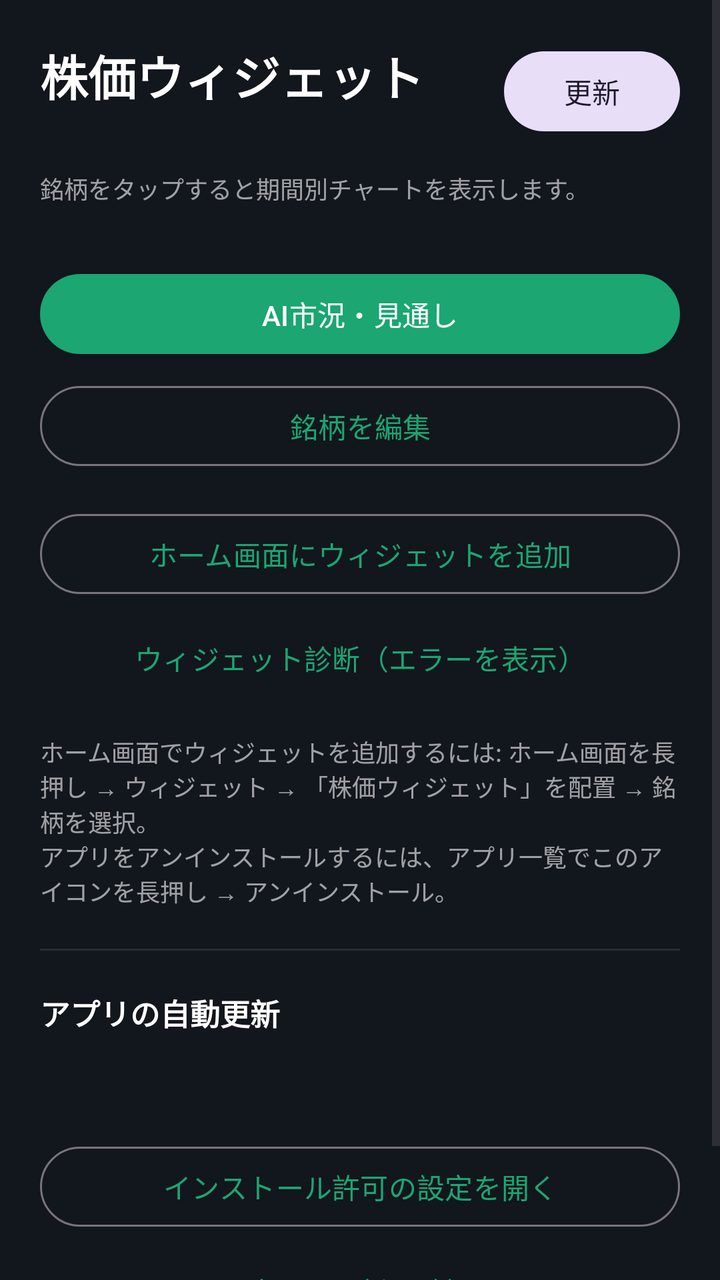
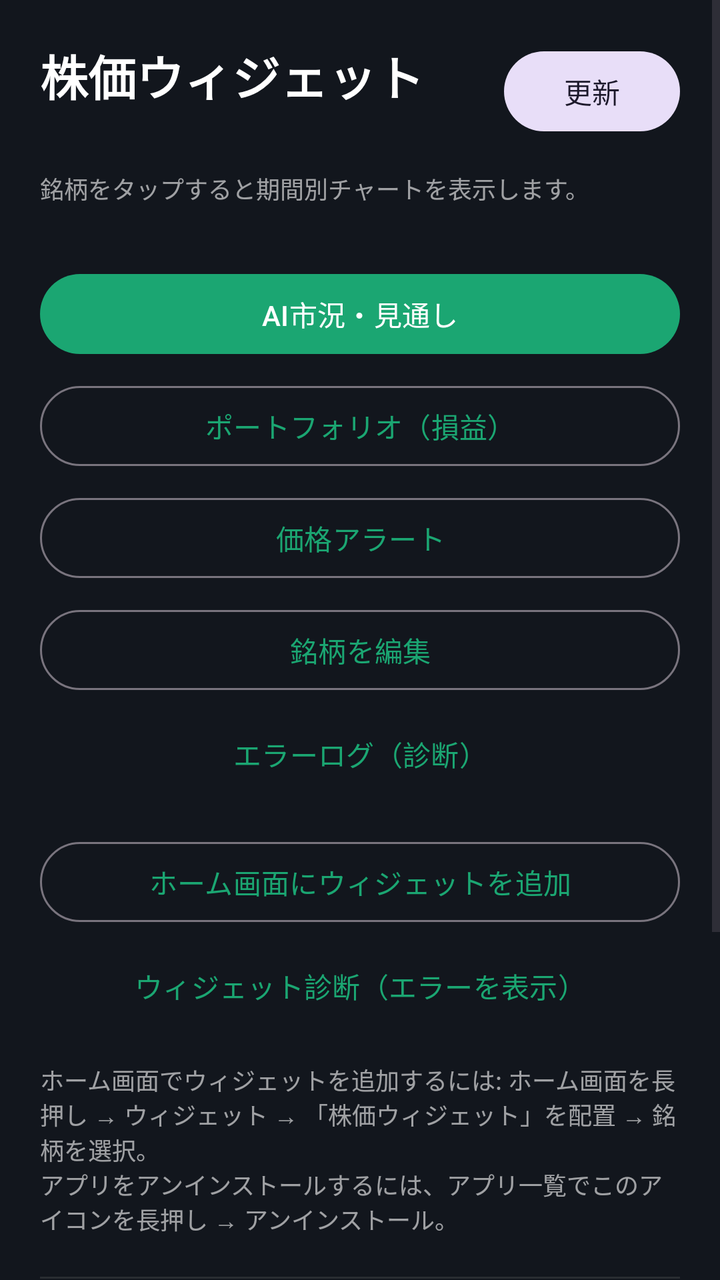

The first picture is an Android layout as it rendered before a commit; the second is the same layout after the commit. The layout source and the unified diff follow.
<!-- AndroidManifest.xml: activity theme Theme.StockWidget -->
<!-- res/layout/activity_main.xml -->
<?xml version="1.0" encoding="utf-8"?>
<FrameLayout
    xmlns:android="http://schemas.android.com/apk/res/android"
    android:layout_width="match_parent"
    android:layout_height="match_parent"
    android:background="#12161D">

    <ScrollView
        android:layout_width="match_parent"
        android:layout_height="match_parent"
        android:fillViewport="true">

        <LinearLayout
            android:layout_width="match_parent"
            android:layout_height="wrap_content"
            android:orientation="vertical"
            android:padding="20dp">

            <LinearLayout
                android:layout_width="match_parent"
                android:layout_height="wrap_content"
                android:orientation="horizontal"
                android:gravity="center_vertical">

                <LinearLayout
                    android:layout_width="0dp"
                    android:layout_height="wrap_content"
                    android:layout_weight="1"
                    android:orientation="vertical">

                    <TextView
                        android:layout_width="wrap_content"
                        android:layout_height="wrap_content"
                        android:text="@string/app_name"
                        android:textColor="#FFFFFF"
                        android:textSize="24sp"
                        android:textStyle="bold" />

                    <TextView
                        android:id="@+id/updated_at"
                        android:layout_width="wrap_content"
                        android:layout_height="wrap_content"
                        android:textColor="#99FFFFFF"
                        android:textSize="12sp" />
                </LinearLayout>

                <com.google.android.material.button.MaterialButton
                    android:id="@+id/refresh_button"
                    style="@style/Widget.Material3.Button.TonalButton"
                    android:layout_width="wrap_content"
                    android:layout_height="wrap_content"
                    android:text="@string/refresh" />
            </LinearLayout>

            <ProgressBar
                android:id="@+id/progress"
                android:layout_width="wrap_content"
                android:layout_height="wrap_content"
                android:layout_gravity="center_horizontal"
                android:layout_marginTop="24dp"
                android:visibility="gone" />

            <TextView
                android:layout_width="match_parent"
                android:layout_height="wrap_content"
                android:layout_marginTop="14dp"
                android:text="@string/tap_for_chart"
                android:textColor="#99FFFFFF"
                android:textSize="12sp" />

            <LinearLayout
                android:id="@+id/quotes_container"
                android:layout_width="match_parent"
                android:layout_height="wrap_content"
                android:orientation="vertical"
                android:layout_marginTop="10dp" />

            <com.google.android.material.button.MaterialButton
                android:id="@+id/outlook_button"
                android:layout_width="match_parent"
                android:layout_height="wrap_content"
                android:layout_marginTop="20dp"
                android:text="@string/outlook_open" />

            <com.google.android.material.button.MaterialButton
                android:id="@+id/edit_button"
                style="@style/Widget.Material3.Button.OutlinedButton"
                android:layout_width="match_parent"
                android:layout_height="wrap_content"
                android:layout_marginTop="8dp"
                android:text="@string/edit_watchlist" />

            <com.google.android.material.button.MaterialButton
                android:id="@+id/add_widget_button"
                style="@style/Widget.Material3.Button.OutlinedButton"
                android:layout_width="match_parent"
                android:layout_height="wrap_content"
                android:layout_marginTop="16dp"
                android:text="@string/add_widget" />

            <com.google.android.material.button.MaterialButton
                android:id="@+id/diagnose_button"
                style="@style/Widget.Material3.Button.TextButton"
                android:layout_width="match_parent"
                android:layout_height="wrap_content"
                android:layout_marginTop="4dp"
                android:text="@string/diagnose_widget" />

            <TextView
                android:layout_width="match_parent"
                android:layout_height="wrap_content"
                android:layout_marginTop="14dp"
                android:text="@string/widget_howto"
                android:textColor="#99FFFFFF"
                android:textSize="12sp" />

            <View
                android:layout_width="match_parent"
                android:layout_height="1dp"
                android:layout_marginTop="20dp"
                android:background="#33888888" />

            <TextView
                android:layout_width="match_parent"
                android:layout_height="wrap_content"
                android:layout_marginTop="20dp"
                android:text="@string/autoupdate_label"
                android:textColor="#FFFFFF"
                android:textStyle="bold"
                android:textSize="15sp" />

            <TextView
                android:id="@+id/version_text"
                android:layout_width="match_parent"
                android:layout_height="wrap_content"
                android:layout_marginTop="4dp"
                android:textColor="#99FFFFFF"
                android:textSize="12sp" />

            <TextView
                android:id="@+id/autoupdate_status"
                android:layout_width="match_parent"
                android:layout_height="wrap_content"
                android:layout_marginTop="6dp"
                android:textColor="#FFFFFF"
                android:textSize="13sp"
                android:textStyle="bold" />

            <com.google.android.material.button.MaterialButton
                android:id="@+id/autoupdate_button"
                style="@style/Widget.Material3.Button.OutlinedButton"
                android:layout_width="match_parent"
                android:layout_height="wrap_content"
                android:layout_marginTop="8dp"
                android:text="@string/autoupdate_button" />

            <com.google.android.material.button.MaterialButton
                android:id="@+id/check_update_button"
                style="@style/Widget.Material3.Button.TextButton"
                android:layout_width="match_parent"
                android:layout_height="wrap_content"
                android:layout_marginTop="4dp"
                android:text="@string/check_update_button" />

            <TextView
                android:id="@+id/update_log"
                android:layout_width="match_parent"
                android:layout_height="wrap_content"
                android:layout_marginTop="8dp"
                android:textColor="#FFD27A"
                android:textSize="13sp" />

        </LinearLayout>

    </ScrollView>

</FrameLayout>
<!-- resources referenced by this layout -->
<resources>
  <string name="add_widget">ホーム画面にウィジェットを追加</string>
  <string name="app_name">株価ウィジェット</string>
  <string name="autoupdate_button">インストール許可の設定を開く</string>
  <string name="autoupdate_label">アプリの自動更新</string>
  <string name="check_update_button">今すぐ更新を確認</string>
  <string name="diagnose_widget">ウィジェット診断（エラーを表示）</string>
  <string name="edit_watchlist">銘柄を編集</string>
  <string name="outlook_open">AI市況・見通し</string>
  <string name="refresh">更新</string>
  <string name="tap_for_chart">銘柄をタップすると期間別チャートを表示します。</string>
  <string name="widget_howto">ホーム画面でウィジェットを追加するには: ホーム画面を長押し → ウィジェット → 「株価ウィジェット」を配置 → 銘柄を選択。\nアプリをアンインストールするには、アプリ一覧でこのアイコンを長押し → アンインストール。</string>
  <style name="Theme.StockWidget" parent="Theme.Material3.DayNight.NoActionBar">
          <item name="colorPrimary">#1BA672</item>
          <item name="colorOnPrimary">#FFFFFF</item>
      </style>
</resources>

<!-- the commit's change to res/layout/activity_main.xml (unified diff, before → after) -->
@@ -83,12 +83,36 @@
                 android:text="@string/outlook_open" />
 
             <com.google.android.material.button.MaterialButton
+                android:id="@+id/portfolio_button"
+                style="@style/Widget.Material3.Button.OutlinedButton"
+                android:layout_width="match_parent"
+                android:layout_height="wrap_content"
+                android:layout_marginTop="8dp"
+                android:text="@string/portfolio_open" />
+
+            <com.google.android.material.button.MaterialButton
+                android:id="@+id/alerts_button"
+                style="@style/Widget.Material3.Button.OutlinedButton"
+                android:layout_width="match_parent"
+                android:layout_height="wrap_content"
+                android:layout_marginTop="8dp"
+                android:text="@string/alerts_open" />
+
+            <com.google.android.material.button.MaterialButton
                 android:id="@+id/edit_button"
                 style="@style/Widget.Material3.Button.OutlinedButton"
                 android:layout_width="match_parent"
                 android:layout_height="wrap_content"
                 android:layout_marginTop="8dp"
                 android:text="@string/edit_watchlist" />
+
+            <com.google.android.material.button.MaterialButton
+                android:id="@+id/log_button"
+                style="@style/Widget.Material3.Button.TextButton"
+                android:layout_width="match_parent"
+                android:layout_height="wrap_content"
+                android:layout_marginTop="4dp"
+                android:text="@string/log_open" />
 
             <com.google.android.material.button.MaterialButton
                 android:id="@+id/add_widget_button"
<!-- resource entries referenced after the edit -->
@@ -1,13 +1,16 @@
 <!-- resources referenced by this layout -->
 <resources>
   <string name="add_widget">ホーム画面にウィジェットを追加</string>
+  <string name="alerts_open">価格アラート</string>
   <string name="app_name">株価ウィジェット</string>
   <string name="autoupdate_button">インストール許可の設定を開く</string>
   <string name="autoupdate_label">アプリの自動更新</string>
   <string name="check_update_button">今すぐ更新を確認</string>
   <string name="diagnose_widget">ウィジェット診断（エラーを表示）</string>
   <string name="edit_watchlist">銘柄を編集</string>
+  <string name="log_open">エラーログ（診断）</string>
   <string name="outlook_open">AI市況・見通し</string>
+  <string name="portfolio_open">ポートフォリオ（損益）</string>
   <string name="refresh">更新</string>
   <string name="tap_for_chart">銘柄をタップすると期間別チャートを表示します。</string>
   <string name="widget_howto">ホーム画面でウィジェットを追加するには: ホーム画面を長押し → ウィジェット → 「株価ウィジェット」を配置 → 銘柄を選択。\nアプリをアンインストールするには、アプリ一覧でこのアイコンを長押し → アンインストール。</string>
